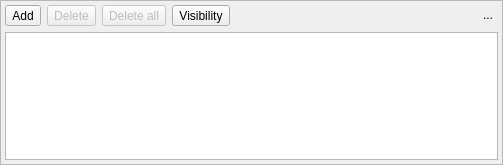
Old version of the form libpgmodeler_ui/ui/layerswidget.ui in the repository pgmodeler/pgmodeler.
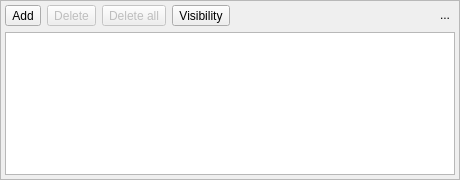
New version of the form. Icons and pictures are not drawn.

Patch:
```diff
--- a/libpgmodeler_ui/ui/layerswidget.ui
+++ b/libpgmodeler_ui/ui/layerswidget.ui
@@ -6,10 +6,22 @@
    <rect>
     <x>0</x>
     <y>0</y>
-    <width>503</width>
-    <height>165</height>
+    <width>460</width>
+    <height>180</height>
    </rect>
   </property>
+  <property name="minimumSize">
+   <size>
+    <width>460</width>
+    <height>180</height>
+   </size>
+  </property>
+  <property name="maximumSize">
+   <size>
+    <width>650</width>
+    <height>500</height>
+   </size>
+  </property>
   <property name="windowTitle">
    <string>Form</string>
   </property>
@@ -34,7 +46,7 @@
      <property name="minimumSize">
       <size>
        <width>0</width>
-       <height>165</height>
+       <height>0</height>
       </size>
      </property>
      <property name="frameShape">
```
